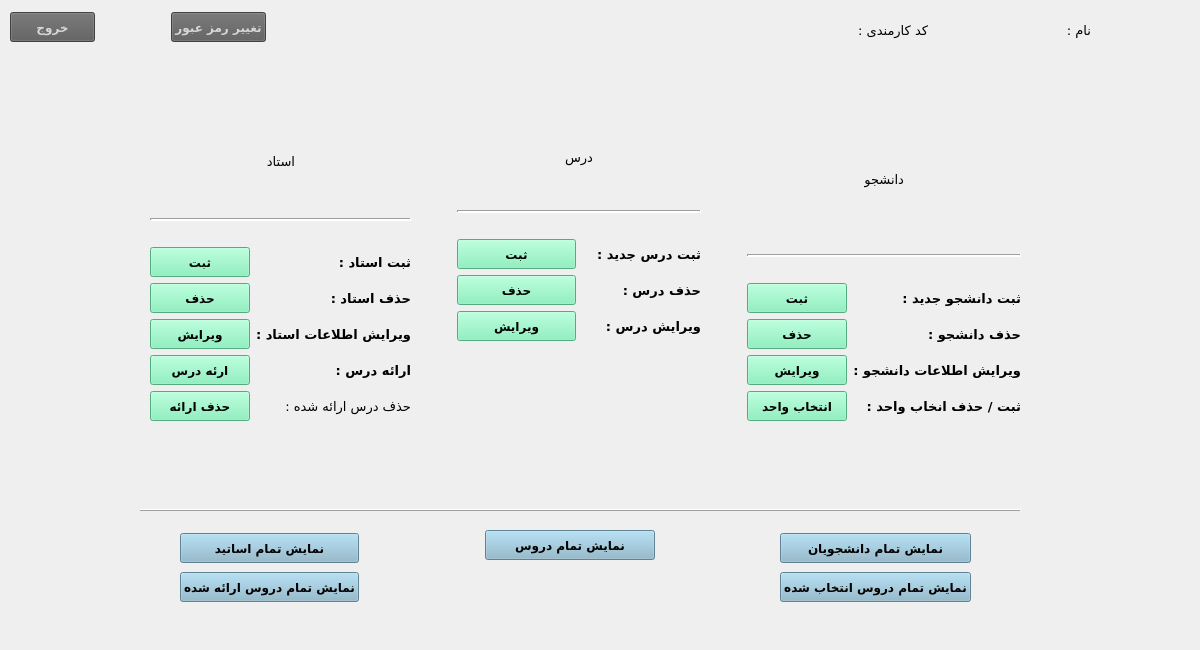
Above: employeemainwindow.ui from AliRn76/Student-Portal before the change. Below: the same form after it.
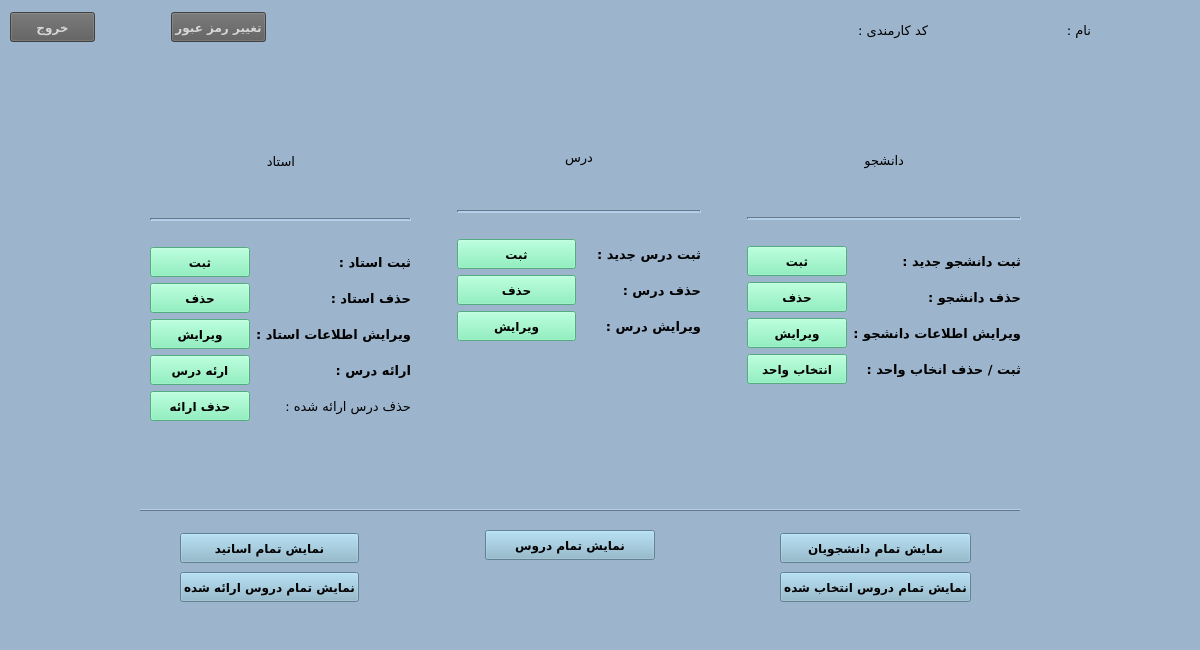
That is the form after the change.

Diff of the .ui file:
```diff
--- a/employeemainwindow.ui
+++ b/employeemainwindow.ui
@@ -13,6 +13,9 @@
   <property name="windowTitle">
    <string>MainWindow</string>
   </property>
+  <property name="styleSheet">
+   <string notr="true">background-color: rgb(156, 180, 204)</string>
+  </property>
   <widget class="QWidget" name="centralwidget">
    <widget class="QWidget" name="layoutWidget">
     <property name="geometry">
@@ -1127,6 +1130,22 @@
          </item>
         </layout>
        </item>
+       <item>
+        <spacer name="verticalSpacer_2">
+         <property name="orientation">
+          <enum>Qt::Vertical</enum>
+         </property>
+         <property name="sizeType">
+          <enum>QSizePolicy::Maximum</enum>
+         </property>
+         <property name="sizeHint" stdset="0">
+          <size>
+           <width>20</width>
+           <height>37</height>
+          </size>
+         </property>
+        </spacer>
+       </item>
       </layout>
      </item>
     </layout>
```
